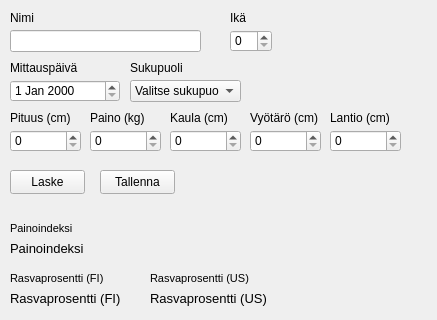
Above: main.ui from TimoKuukka/FitnessGUI before the change; both pictures show x 0 to 437 and y 0 to 320 of the 437 by 651 pixel window. Below: the same form after it.
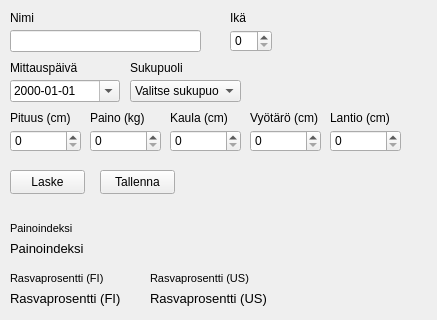
That is the form after the change.

What changed in the file:
```diff
--- a/main.ui
+++ b/main.ui
@@ -54,6 +54,15 @@
       <height>22</height>
      </rect>
     </property>
+    <property name="locale">
+     <locale language="Finnish" country="Finland"/>
+    </property>
+    <property name="displayFormat">
+     <string>yyyy-MM-dd</string>
+    </property>
+    <property name="calendarPopup">
+     <bool>true</bool>
+    </property>
    </widget>
    <widget class="QComboBox" name="genderComboBox">
     <property name="geometry">
```
Left out of the diff: 25 changed lines with no effect on the pictures.
